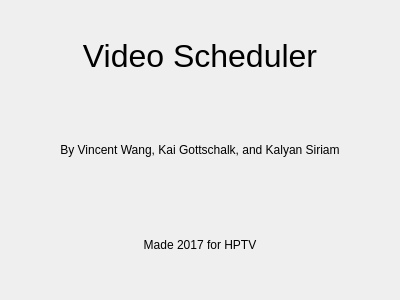
Old version of the form credits.ui in the repository coderkalyan/vst_project.
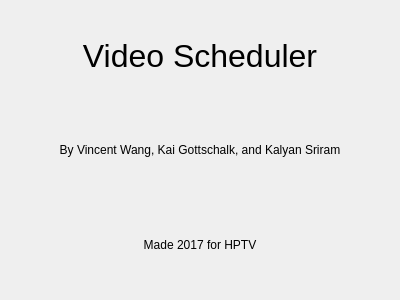
New version of the form.

Commit message: (Kalyan) Changed QTableWidget to QTableView. Also cleaned up a little.

Diff of the .ui file:
```diff
--- a/credits.ui
+++ b/credits.ui
@@ -32,7 +32,7 @@
    <item>
     <widget class="QLabel" name="label_2">
      <property name="text">
-      <string>By Vincent Wang, Kai Gottschalk, and Kalyan Siriam</string>
+      <string>By Vincent Wang, Kai Gottschalk, and Kalyan Sriram</string>
      </property>
      <property name="alignment">
       <set>Qt::AlignCenter</set>
```
The commit also changes 8 other files.
